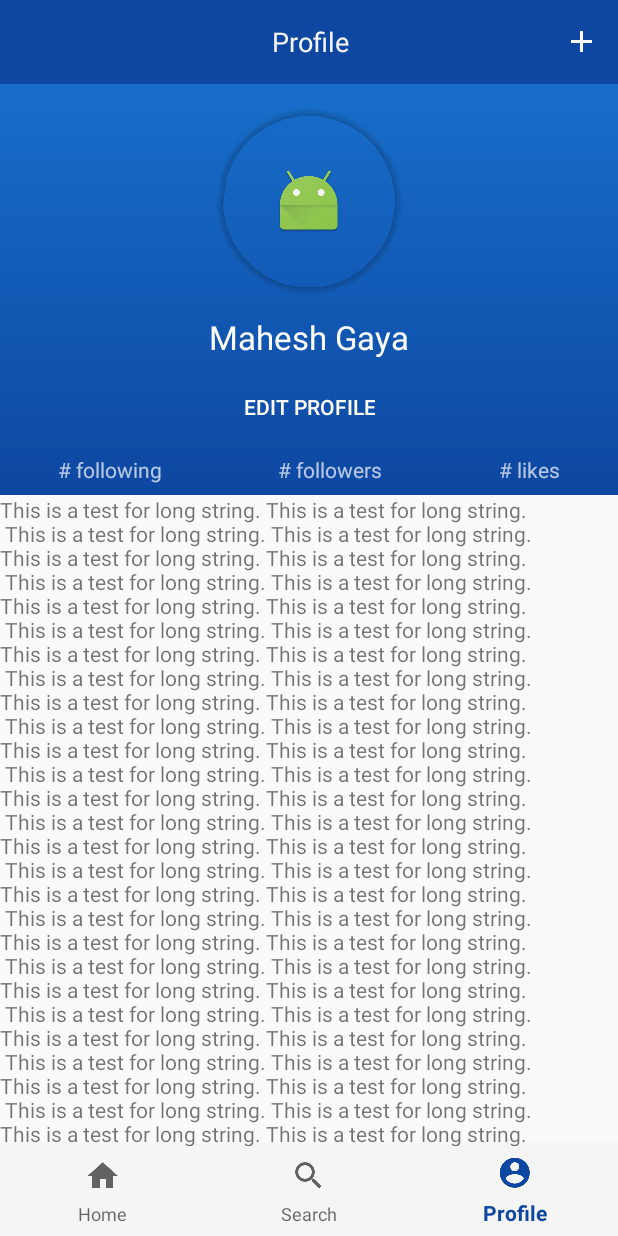
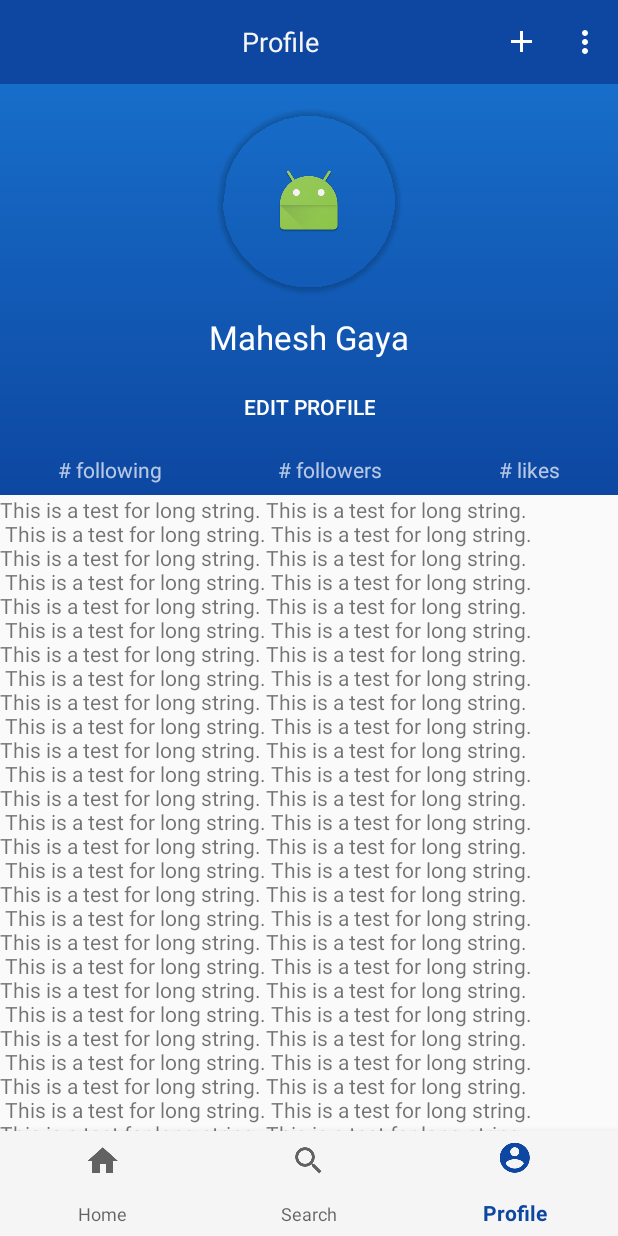
Before and after one commit to maheshgaya/CoolWallpapers, an Android app: the screen it shows after launch (MainActivity), item 3 of the bottom bar chosen, on a phone screen of 412 x 824 dp. Run offline under Robolectric (Android 15) with nearby library versions, the phone set to English and light mode, and no system bars; our stand-ins replace ButterKnife, Firebase (no records; nobody signed in at launch, a user with empty details on screens opened directly); libraries missing offline, so code that uses them is left out: com.firebase.ui; 1 statement that could not run was skipped.

Commit message:
Feat: added Firebase Auth and UI

```diff
--- a/app/build.gradle
+++ b/app/build.gradle
@@ -31,4 +31,9 @@ dependencies {
     compile 'com.android.support:cardview-v7:21.0.+'
     compile 'com.android.support:recyclerview-v7:21.0.+'
     annotationProcessor 'com.jakewharton:butterknife-compiler:8.5.1'
+    compile 'com.google.firebase:firebase-auth:10.0.1'
+    compile 'com.firebaseui:firebase-ui-auth:1.1.1'
 }
+
+//This needs to be at the bottom
+apply plugin: 'com.google.gms.google-services'
--- a/app/src/main/AndroidManifest.xml
+++ b/app/src/main/AndroidManifest.xml
@@ -1,5 +1,6 @@
 <?xml version="1.0" encoding="utf-8"?>
 <manifest xmlns:android="http://schemas.android.com/apk/res/android"
+    xmlns:tools="http://schemas.android.com/tools"
     package="com.maheshgaya.android.coolwallpapers" >
 
     <application
@@ -7,7 +8,8 @@
         android:icon="@mipmap/ic_launcher"
         android:label="@string/app_name"
         android:supportsRtl="true"
-        android:theme="@style/AppTheme" >
+        android:theme="@style/AppTheme"
+        tools:replace="android:supportsRtl">
         <activity android:name=".ui.MainActivity" >
             <intent-filter>
                 <action android:name="android.intent.action.MAIN" />
--- a/app/src/main/java/com/maheshgaya/android/coolwallpapers/ui/HomeFragment.java
+++ b/app/src/main/java/com/maheshgaya/android/coolwallpapers/ui/HomeFragment.java
@@ -53,6 +53,14 @@ public class HomeFragment extends Fragment {
                 return true;
             }
         });
+        MenuItem signOutMenuItem = menu.findItem(R.id.action_sign_out);
+        signOutMenuItem.setOnMenuItemClickListener(new MenuItem.OnMenuItemClickListener() {
+            @Override
+            public boolean onMenuItemClick(MenuItem item) {
+                ((MainActivity) getActivity()).signOut();
+                return true;
+            }
+        });
     }
 
     @Nullable
--- a/app/src/main/java/com/maheshgaya/android/coolwallpapers/ui/MainActivity.java
+++ b/app/src/main/java/com/maheshgaya/android/coolwallpapers/ui/MainActivity.java
@@ -1,5 +1,8 @@
 package com.maheshgaya.android.coolwallpapers.ui;
 
+import android.content.Intent;
+import android.net.Uri;
+import android.os.Build;
 import android.support.annotation.NonNull;
 import android.support.design.widget.BottomNavigationView;
 import android.support.v4.app.Fragment;
@@ -8,18 +11,37 @@ import android.support.v4.app.FragmentTransaction;
 import android.support.v7.app.AppCompatActivity;
 import android.os.Bundle;
 import android.support.v7.widget.Toolbar;
+import android.util.Log;
 import android.view.MenuItem;
+import android.widget.Toast;
 
+import com.firebase.ui.auth.AuthUI;
+import com.firebase.ui.auth.ErrorCodes;
+import com.firebase.ui.auth.IdpResponse;
+import com.firebase.ui.auth.ResultCodes;
+import com.google.android.gms.tasks.OnCompleteListener;
+import com.google.android.gms.tasks.Task;
+import com.google.firebase.auth.FirebaseAuth;
+import com.google.firebase.auth.FirebaseUser;
+import com.maheshgaya.android.coolwallpapers.BuildConfig;
 import com.maheshgaya.android.coolwallpapers.R;
+
+import java.util.Arrays;
 
 import butterknife.BindView;
 import butterknife.ButterKnife;
 
 public class MainActivity extends AppCompatActivity {
+    private static final String TAG = MainActivity.class.getSimpleName();
     /** handles app navigation: home, search, profile */
     @BindView(R.id.bottom_navigation)BottomNavigationView mBottomNavigation;
     /** handles main container for adding fragments */
     FragmentManager mFragmentManager;
+
+    /** Firebase variables */
+    private static final int RC_SIGN_IN = 100;
+    private FirebaseAuth mFirebaseAuth;
+    private FirebaseUser mUser;
 
     /**
      * initializes the views and adds listeners for the controls
@@ -31,6 +53,21 @@ public class MainActivity extends AppCompatActivity {
         //initialization
         setContentView(R.layout.activity_main);
         ButterKnife.bind(this);
+
+        mFirebaseAuth = FirebaseAuth.getInstance();
+        mUser = mFirebaseAuth.getCurrentUser();
+        if (mUser == null){
+            //redirect to login
+            requireLogin();
+        } else {
+            //TODO: get the picture, name, user id
+            String userName = mUser.getDisplayName();
+            Uri userPictureUrl = mUser.getPhotoUrl();
+            String uid = mUser.getUid();
+            Toast.makeText(getApplicationContext(), userName + " " + uid + " " + userPictureUrl, Toast.LENGTH_SHORT).show();
+        }
+
+
         mFragmentManager = getSupportFragmentManager();
 
         //initialize the home fragment to the main container
@@ -71,5 +108,67 @@ public class MainActivity extends AppCompatActivity {
         }
     }
 
+    private void requireLogin(){
+        startActivityForResult(
+                // Get an instance of AuthUI based on the default app
+                AuthUI.getInstance().createSignInIntentBuilder()
+                        .setIsSmartLockEnabled(!BuildConfig.DEBUG)
+                        .setProviders(Arrays.asList(new AuthUI.IdpConfig.Builder(AuthUI.EMAIL_PROVIDER).build(),
+                                new AuthUI.IdpConfig.Builder(AuthUI.GOOGLE_PROVIDER).build()))
+                        .setTheme(R.style.AuthTheme)
+                        .build(),
+                RC_SIGN_IN);
+    }
+
+    protected void onActivityResult(int requestCode, int resultCode, Intent data) {
+        super.onActivityResult(requestCode, resultCode, data);
+        // RC_SIGN_IN is the request code you passed into startActivityForResult(...) when starting the sign in flow.
+        if (requestCode == RC_SIGN_IN) {
+            IdpResponse response = IdpResponse.fromResultIntent(data);
+
+            if (resultCode == ResultCodes.OK) {
+                // Successfully signed in
+            } else {
+                // Sign in failed
+                if (response == null) {
+                    // User pressed back button
+                    //showSnackbar(R.string.sign_in_cancelled);
+                    Log.d(TAG, "onActivityResult: user canceled");
+                    return;
+                }
+
+                if (response.getErrorCode() == ErrorCodes.NO_NETWORK) {
+                    //showSnackbar(R.string.no_internet_connection);
+                    Toast.makeText(this, getString(R.string.no_internet_connection), Toast.LENGTH_SHORT).show();
+                    return;
+                }
+
+                if (response.getErrorCode() == ErrorCodes.UNKNOWN_ERROR) {
+                    //showSnackbar(R.string.unknown_error);
+                    Log.d(TAG, "onActivityResult: Unknown error");
+                    return;
+                }
+            }
+
+            //showSnackbar(R.string.unknown_sign_in_response);
+        }
+    }
+
+    /**
+     * Allow the user to sign out
+     * redirects to login activity
+     */
+    public void signOut(){
+        AuthUI.getInstance()
+                .signOut(this)
+                .addOnCompleteListener(new OnCompleteListener<Void>() {
+                    public void onComplete(@NonNull Task<Void> task) {
+                        // user is now signed out
+                        Toast.makeText(getApplicationContext(), getString(R.string.sign_out_success), Toast.LENGTH_SHORT).show();
+                        requireLogin();
+
+                    }
+                });
+    }
 
 }
--- a/app/src/main/java/com/maheshgaya/android/coolwallpapers/ui/ProfileFragment.java
+++ b/app/src/main/java/com/maheshgaya/android/coolwallpapers/ui/ProfileFragment.java
@@ -75,6 +75,14 @@ public class ProfileFragment extends Fragment {
                 return true;
             }
         });
+        MenuItem signOutMenuItem = menu.findItem(R.id.action_sign_out);
+        signOutMenuItem.setOnMenuItemClickListener(new MenuItem.OnMenuItemClickListener() {
+            @Override
+            public boolean onMenuItemClick(MenuItem item) {
+                ((MainActivity) getActivity()).signOut();
+                return true;
+            }
+        });
     }
 
     private void displaySnackBar(String message){
--- /dev/null
+++ b/app/src/main/res/drawable/auth_ui_logo.xml
@@ -0,0 +1,16 @@
+<?xml version="1.0" encoding="utf-8"?>
+<layer-list xmlns:android="http://schemas.android.com/apk/res/android">
+    <item android:gravity="center_horizontal">
+        <bitmap
+            android:src="@drawable/background"
+            android:alpha="0.1"/>
+    </item>
+
+
+    <item android:top="120dp">
+        <bitmap
+            android:src="@mipmap/ic_launcher"
+            android:gravity="top|center" />
+    </item>
+
+</layer-list>
--- a/app/src/main/res/menu/home_menu.xml
+++ b/app/src/main/res/menu/home_menu.xml
@@ -7,7 +7,13 @@
         android:id="@+id/action_add"
         android:title="@string/action_add"
         android:icon="@drawable/ic_add_white"
+        android:orderInCategory="100"
+        app:showAsAction="ifRoom" />
+
+    <item android:id="@+id/action_sign_out"
+        android:title="@string/sign_out"
+        android:icon="@drawable/ic_account_circle_black"
         android:orderInCategory="200"
-        app:showAsAction="always" />
+        app:showAsAction="never"/>
 
 </menu>
--- a/app/src/main/res/values/dimens.xml
+++ b/app/src/main/res/values/dimens.xml
@@ -2,7 +2,7 @@
     <!-- Default screen margins, per the Android Design guidelines. -->
     <dimen name="activity_horizontal_margin">16dp</dimen>
     <dimen name="activity_vertical_margin">16dp</dimen>
-    <dimen name="bottom_nav_height">60dp</dimen>
+    <dimen name="bottom_nav_height">70dp</dimen>
 
     <dimen name="profile_action_bar">32dp</dimen>
     <dimen name="profile_image_height">120dp</dimen>
--- a/app/src/main/res/values/strings.xml
+++ b/app/src/main/res/values/strings.xml
@@ -9,6 +9,11 @@
     <string name="edit_profile">Edit Profile</string>
     <string name="follow_user">Follow</string>
     <string name="following_user">Following</string>
+
+    <!-- Error Handling and user profile -->
+    <string name="no_internet_connection">No internet connection available!</string>
+    <string name="sign_out">Sign Out</string>
+    <string name="sign_out_success">You have successfully signed out!</string>
 
     <!-- content description -->
     <string name="profile_image_description">Profile Picture</string>
--- a/app/src/main/res/values/styles.xml
+++ b/app/src/main/res/values/styles.xml
@@ -20,6 +20,15 @@
     </style>
 
 
+    <style name="AuthTheme" parent="FirebaseUI">
+            <item name="colorPrimary">@color/colorPrimary</item>
+            <item name="colorPrimaryDark">@color/colorPrimaryDark</item>
+            <item name="colorAccent">@color/colorAccent</item>
+            <item name="colorControlNormal">@color/colorGrey100</item>
+            <item name="colorControlActivated">@color/colorLightBlue700</item>
+            <item name="colorControlHighlight">@color/colorLightBlue700</item>
+            <item name="android:windowBackground">@drawable/auth_ui_logo</item>
+    </style>
 
 
      <!--buttons -->
--- a/build.gradle
+++ b/build.gradle
@@ -6,6 +6,7 @@ buildscript {
     }
     dependencies {
         classpath 'com.android.tools.build:gradle:2.2.3'
+        classpath 'com.google.gms:google-services:3.0.0'
 
         // NOTE: Do not place your application dependencies here; they belong
         // in the individual module build.gradle files
@@ -15,6 +16,10 @@ buildscript {
 allprojects {
     repositories {
         jcenter()
+        maven {
+            url 'https://maven.fabric.io/public'
+        }
+
     }
 }
 
```
Also changed, not shown: app/src/main/res/drawable-nodpi/background.jpg (added).
